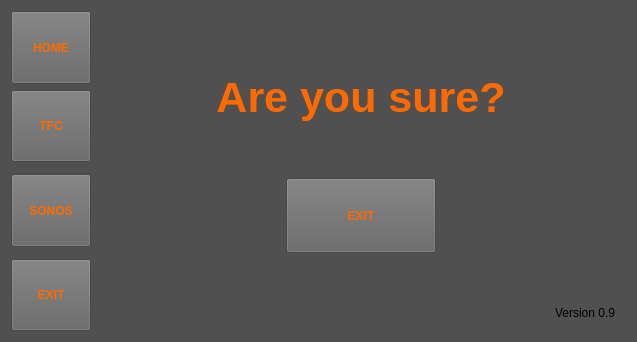
Qt form MainWindow.ui (gercosmit/PiProjectV2) before a commit.
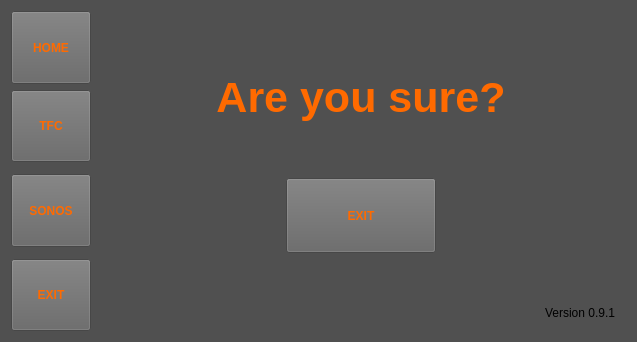
The same form after that commit.

```diff
--- a/MainWindow.ui
+++ b/MainWindow.ui
@@ -226,7 +226,7 @@
            </sizepolicy>
           </property>
           <property name="text">
-           <string>&lt;html&gt;&lt;head/&gt;&lt;body&gt;&lt;p&gt;Version 0.9&lt;/p&gt;&lt;/body&gt;&lt;/html&gt;</string>
+           <string>&lt;html&gt;&lt;head/&gt;&lt;body&gt;&lt;p&gt;Version 0.9.1&lt;/p&gt;&lt;/body&gt;&lt;/html&gt;</string>
           </property>
           <property name="alignment">
            <set>Qt::AlignRight|Qt::AlignTrailing|Qt::AlignVCenter</set>
```
